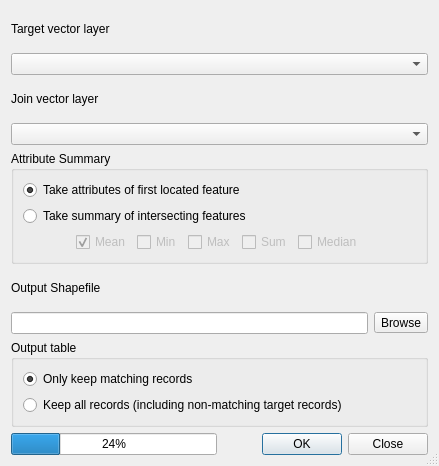
Above: python/plugins/fTools/tools/frmSpatialJoin.ui from qgis/QGIS before the change. Below: the same form after it.
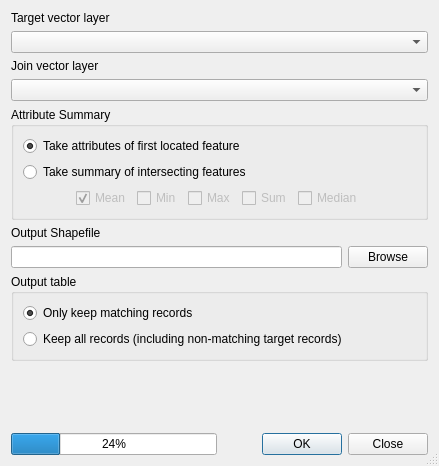
That is the form after the change.

Commit message: [ftools] homogenizes UI: changes browse button from QToolButton to QPushButton

Diff of the .ui file:
```diff
--- a/python/plugins/fTools/tools/frmSpatialJoin.ui
+++ b/python/plugins/fTools/tools/frmSpatialJoin.ui
@@ -172,7 +172,7 @@
         </widget>
        </item>
        <item>
-        <widget class="QToolButton" name="toolOut">
+        <widget class="QPushButton" name="toolOut">
          <property name="text">
           <string>Browse</string>
          </property>
@@ -208,6 +208,19 @@
      </layout>
     </widget>
    </item>
+   <item>
+    <spacer name="verticalSpacer">
+     <property name="orientation">
+      <enum>Qt::Vertical</enum>
+     </property>
+     <property name="sizeHint" stdset="0">
+      <size>
+       <width>20</width>
+       <height>40</height>
+      </size>
+     </property>
+    </spacer>
+   </item>
    <item>
     <layout class="QHBoxLayout" name="horizontalLayout">
      <item>
```
The commit also changes 13 other files.
